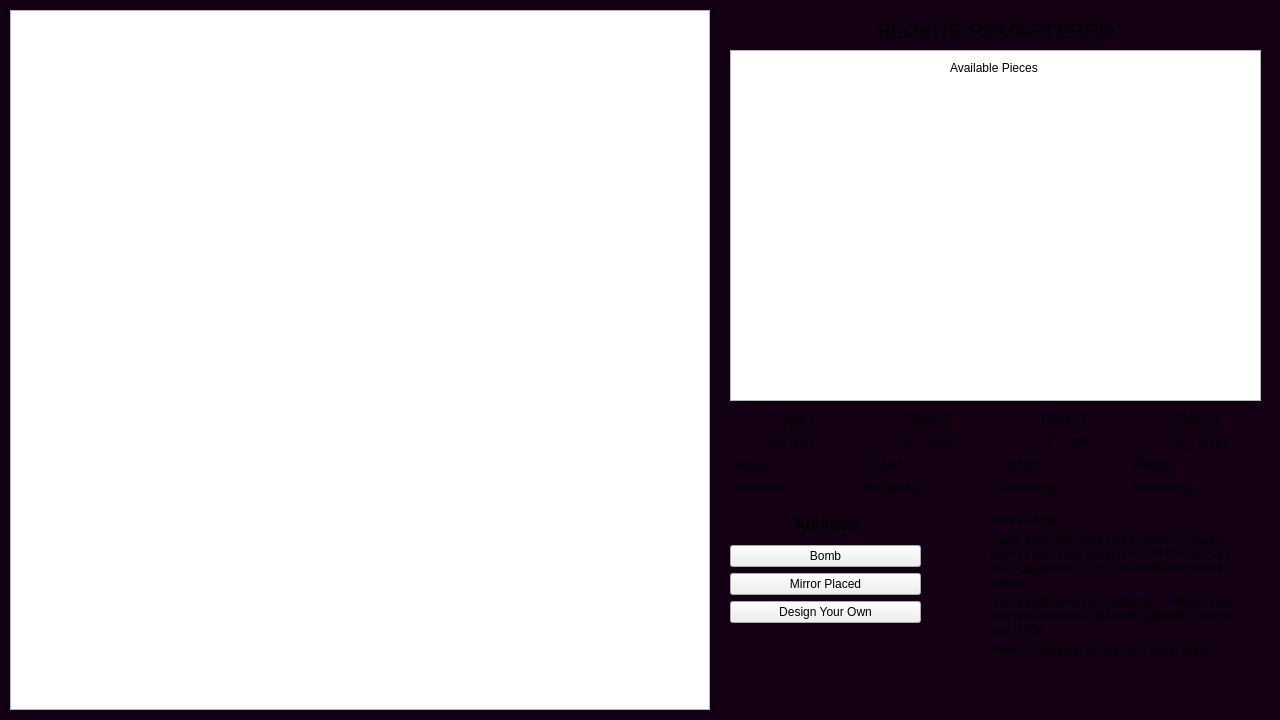
The window that HW5_blokus/plotwindow.ui (battlegnome1908/CSCI3010-HW5-Blokus) describes before a commit, drawn with Qt 5.
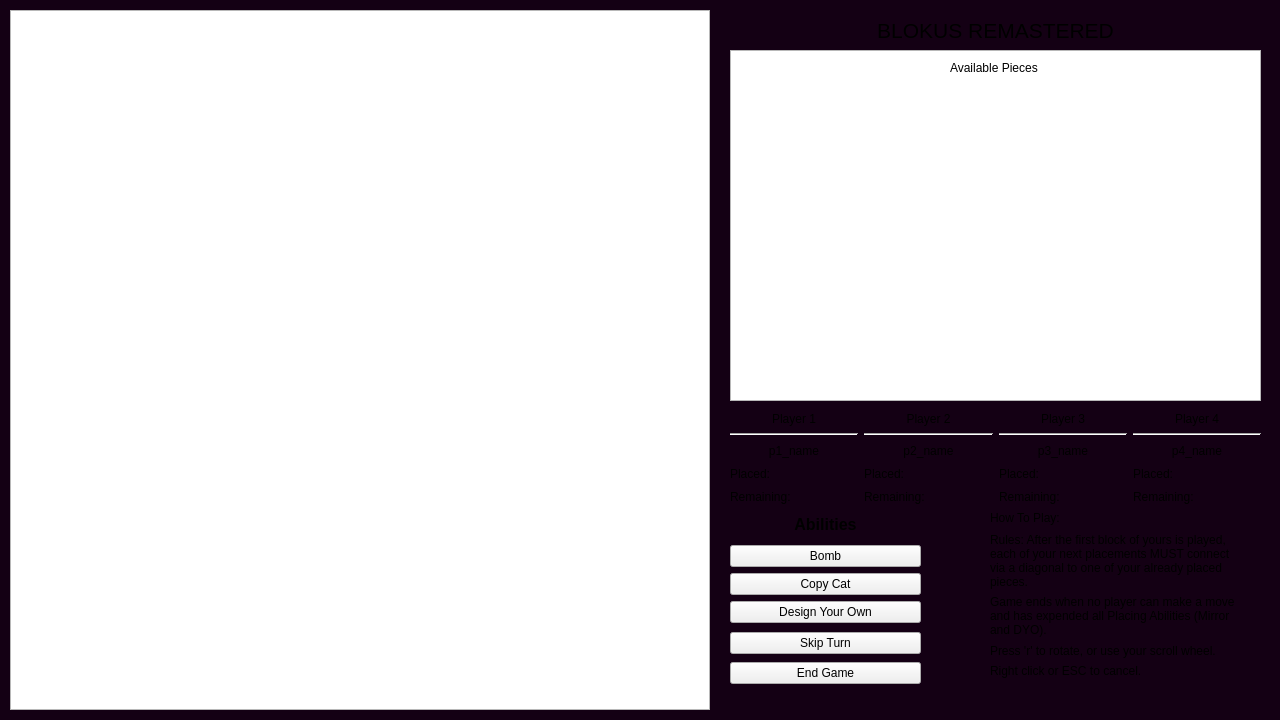
The same window after the commit.

Commit message: Added abilities (not wild) and still debugging bomb. Game ends upon using all blocks and abilities)

```diff
--- a/HW5_blokus/plotwindow.ui
+++ b/HW5_blokus/plotwindow.ui
@@ -88,7 +88,7 @@
       <x>730</x>
       <y>410</y>
       <width>531</width>
-      <height>86</height>
+      <height>95</height>
      </rect>
     </property>
     <layout class="QHBoxLayout" name="playerStatshorizontalLayout">
@@ -104,6 +104,13 @@
          </property>
         </widget>
        </item>
+       <item>
+        <widget class="Line" name="p1line">
+         <property name="orientation">
+          <enum>Qt::Orientation::Horizontal</enum>
+         </property>
+        </widget>
+       </item>
        <item>
         <widget class="QLabel" name="p1nameLabel">
          <property name="text">
@@ -142,6 +149,13 @@
          </property>
         </widget>
        </item>
+       <item>
+        <widget class="Line" name="p2line">
+         <property name="orientation">
+          <enum>Qt::Orientation::Horizontal</enum>
+         </property>
+        </widget>
+       </item>
        <item>
         <widget class="QLabel" name="p2nameLabel">
          <property name="text">
@@ -180,6 +194,13 @@
          </property>
         </widget>
        </item>
+       <item>
+        <widget class="Line" name="p3line">
+         <property name="orientation">
+          <enum>Qt::Orientation::Horizontal</enum>
+         </property>
+        </widget>
+       </item>
        <item>
         <widget class="QLabel" name="p3nameLabel">
          <property name="text">
@@ -218,6 +239,13 @@
          </property>
         </widget>
        </item>
+       <item>
+        <widget class="Line" name="p4line">
+         <property name="orientation">
+          <enum>Qt::Orientation::Horizontal</enum>
+         </property>
+        </widget>
+       </item>
        <item>
         <widget class="QLabel" name="p4nameLabel">
          <property name="text">
@@ -282,7 +310,7 @@
      <item>
       <widget class="QPushButton" name="mirrorPushButton">
        <property name="text">
-        <string>Mirror Placed</string>
+        <string>Copy Cat</string>
        </property>
       </widget>
      </item>
@@ -356,6 +384,48 @@
      <bool>true</bool>
     </property>
    </widget>
+   <widget class="QLabel" name="instructLabel_5">
+    <property name="geometry">
+     <rect>
+      <x>990</x>
+      <y>660</y>
+      <width>251</width>
+      <height>21</height>
+     </rect>
+    </property>
+    <property name="text">
+     <string>Right click or ESC to cancel.</string>
+    </property>
+    <property name="wordWrap">
+     <bool>true</bool>
+    </property>
+   </widget>
+   <widget class="QWidget" name="verticalLayoutWidget">
+    <property name="geometry">
+     <rect>
+      <x>730</x>
+      <y>630</y>
+      <width>191</width>
+      <height>56</height>
+     </rect>
+    </property>
+    <layout class="QVBoxLayout" name="verticalLayout">
+     <item>
+      <widget class="QPushButton" name="SkipPushButton">
+       <property name="text">
+        <string>Skip Turn</string>
+       </property>
+      </widget>
+     </item>
+     <item>
+      <widget class="QPushButton" name="EndGamePushButton">
+       <property name="text">
+        <string>End Game</string>
+       </property>
+      </widget>
+     </item>
+    </layout>
+   </widget>
   </widget>
  </widget>
  <resources/>
```
The commit also changes 103 other files.
